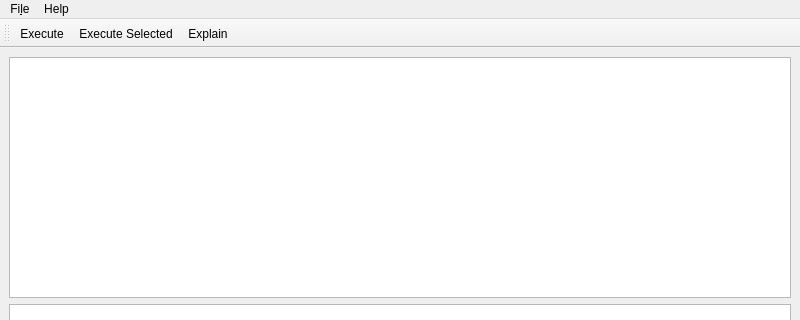
Old version of the form patriciasql_main.ui in the repository MaciekTalaska/PatriciaSQL; both pictures show x 0 to 800 and y 0 to 320 of the 800 by 600 pixel window.
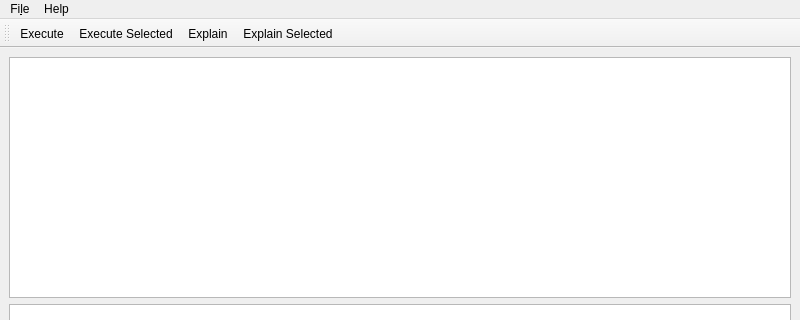
New version of the form.

Commit message: explain selected

Patch:
```diff
--- a/patriciasql_main.ui
+++ b/patriciasql_main.ui
@@ -137,6 +137,7 @@
    <addaction name="actionExecute"/>
    <addaction name="actionExecute_selected"/>
    <addaction name="actionExplain"/>
+   <addaction name="actionExplain_Selected"/>
   </widget>
   <action name="actionAbout">
    <property name="text">
@@ -192,6 +193,14 @@
     <string>Ctrl+E</string>
    </property>
   </action>
+  <action name="actionExplain_Selected">
+   <property name="text">
+    <string>Explain Selected</string>
+   </property>
+   <property name="shortcut">
+    <string>Ctrl+Shift+E</string>
+   </property>
+  </action>
  </widget>
  <resources/>
  <connections/>
```
The commit also changes 2 other files.
